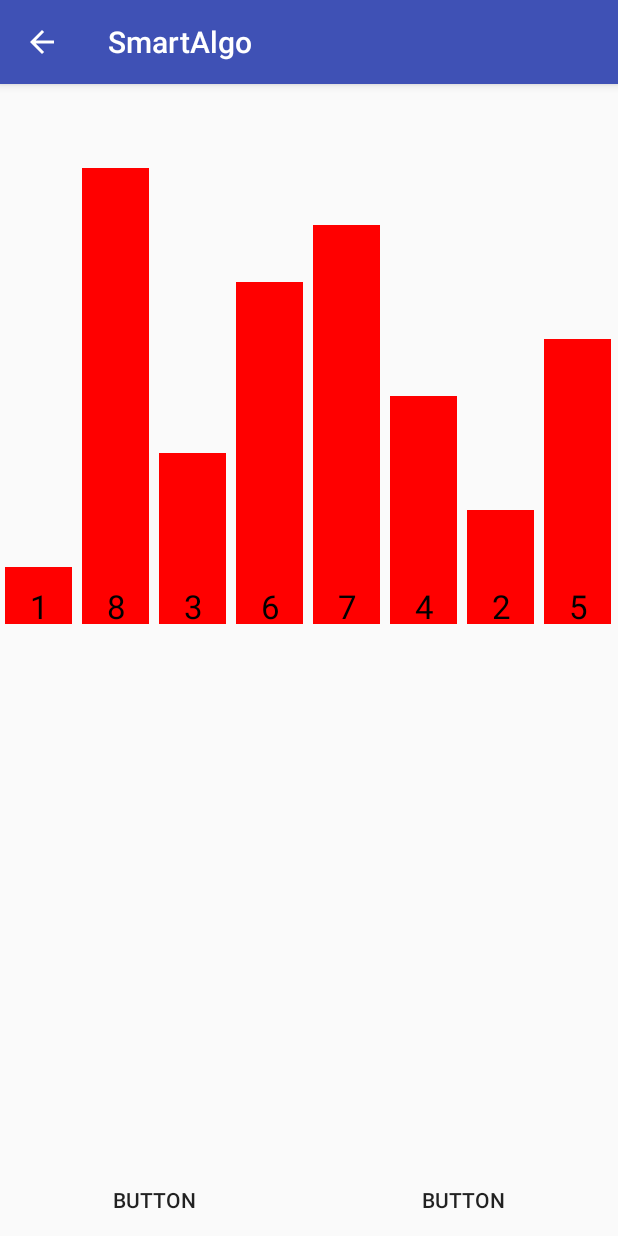
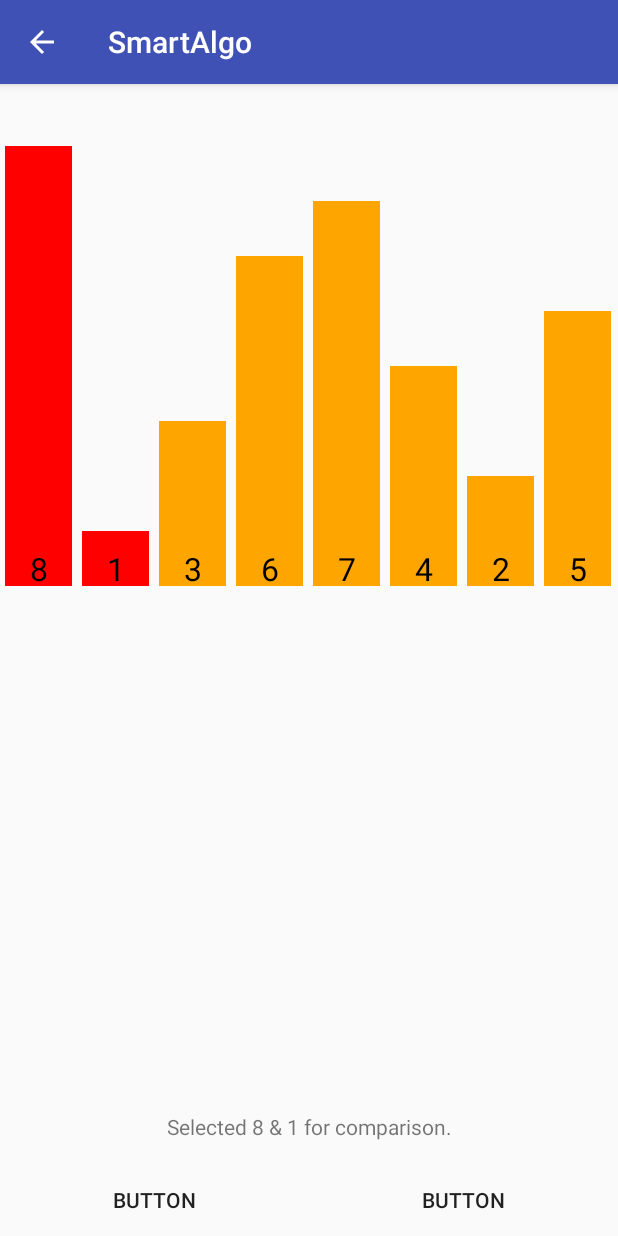
Before and after one commit to pamrulla/SmartGnan-Android-App, an Android app: the screen it shows after launch (SimActivity), after a tap on "BUTTON", on a phone screen of 412 x 824 dp. Run offline under Robolectric (Android 15) with nearby library versions, the phone set to English and light mode, and no system bars.

Commit message:
Updated Bubble sort with ruffanimations

```diff
--- a/app/src/main/java/com/smartgnan/algorithms/BaseAlgorithm.java
+++ b/app/src/main/java/com/smartgnan/algorithms/BaseAlgorithm.java
@@ -19,7 +19,7 @@ public abstract class BaseAlgorithm {
     ArrayList<BaseWidget> Nodes;
     int screenWidth, screenHeight, halfHeight;
     final int padding = 5;
-    final int topPadding = 20;
+    final int topPadding = 5;
 
     public BaseAlgorithm(String title, int w, int h) {
         Title = title;
@@ -63,5 +63,5 @@ public abstract class BaseAlgorithm {
         }
     }
 
-
+    public abstract void InsertState(String info);
 }
--- a/app/src/main/java/com/smartgnan/algorithms/BubbleSort.java
+++ b/app/src/main/java/com/smartgnan/algorithms/BubbleSort.java
@@ -1,15 +1,20 @@
 package com.smartgnan.algorithms;
 
+import android.content.ContentProviderOperation;
 import android.os.Debug;
 import android.util.Log;
 
 import com.smartgnan.graphics.State;
+import com.smartgnan.helpers.Helper;
 import com.smartgnan.widgets.BaseWidget;
 import com.smartgnan.widgets.BoxWidget;
 
 import java.util.ArrayList;
+import java.util.Collections;
 
 public class BubbleSort extends BaseAlgorithm {
+
+    ArrayList<Integer> dataSet;
 
     public BubbleSort(int w, int h) {
         super("Bubble Sort", w, h);
@@ -17,7 +22,7 @@ public class BubbleSort extends BaseAlgorithm {
 
     @Override
     public void Init() {
-        ArrayList<Integer> dataSet = new ArrayList<Integer>() {{
+        dataSet = new ArrayList<Integer>() {{
             add(8);
             add(1);
             add(3);
@@ -30,9 +35,7 @@ public class BubbleSort extends BaseAlgorithm {
 
         this.CreateNodesForBarGraph(dataSet);
 
-        State s = new State(this.Nodes);
-        s.info = "Initial State";
-        this.States.add(s);
+        this.InsertState("Initial State");
     }
 
     @Override
@@ -42,30 +45,99 @@ public class BubbleSort extends BaseAlgorithm {
 
     @Override
     public void Process() {
-        ArrayList<BaseWidget> newNodes = new ArrayList<>();
 
-        for(int i = 0; i < this.Nodes.size(); i++)
+        ArrayList<Integer> copyDataSet = new ArrayList<>(dataSet);
+
+        boolean isSwapped = false;
+
+        int i, j;
+
+        for(i = 0; i < copyDataSet.size(); i++)
         {
-            if(i == 0) {
-                BoxWidget w1 = new BoxWidget((BoxWidget) (this.Nodes.get(i)));
-                BoxWidget w2 = new BoxWidget((BoxWidget) (this.Nodes.get(i + 1)));
-                float temp = w1.x;
-                w1.UpdateNewBounds(w2.x, w1.y);
-                w2.UpdateNewBounds(temp, w2.y);
-                newNodes.add(w1);
-                newNodes.add(w2);
-                i= 1;
+            isSwapped = false;
+
+            for(j = 0; j < copyDataSet.size() - i - 1; j++)
+            {
+                //Select Nodes for comparison
+                this.Nodes.get(j).color = Helper.ColorRed;
+                this.Nodes.get(j+1).color = Helper.ColorRed;
+                this.InsertState("Selected " + copyDataSet.get(j) + " & " + copyDataSet.get(j+1) + " for comparison.");
+
+                if(copyDataSet.get(j) > copyDataSet.get(j+1))
+                {
+                    this.InsertState("Selected " + copyDataSet.get(j) + " & " + copyDataSet.get(j+1) + " are not in order, hence need to swap.");
+
+                    //swap values
+                    Collections.swap(copyDataSet, j, j+1);
+
+                    //Swap Nodes
+                    float temp = ((BoxWidget) this.Nodes.get(j)).x;
+                    ((BoxWidget) this.Nodes.get(j)).UpdateNewBounds(((BoxWidget) this.Nodes.get(j+1)).x, ((BoxWidget) this.Nodes.get(j)).y);
+                    ((BoxWidget) this.Nodes.get(j+1)).UpdateNewBounds(temp, ((BoxWidget) this.Nodes.get(j+1)).y);
+
+                    this.InsertState("Selected " + copyDataSet.get(j) + " & " + copyDataSet.get(j+1) + " swapped.");
+                    Collections.swap(this.Nodes, j , j+1);
+
+                    this.Nodes.get(j).color = Helper.ColorOrange;
+                    this.Nodes.get(j+1).color = Helper.ColorOrange;
+
+                    this.Nodes.get(j).isUpdated = false;
+                    this.Nodes.get(j+1).isUpdated = false;
+
+                    this.InsertState("Selected " + copyDataSet.get(j) + " & " + copyDataSet.get(j+1) + " swapped.");
+
+                    isSwapped = true;
+
+                }
+                else
+                {
+                    //Deselect nodes
+                   this.Nodes.get(j).isUpdated = false;
+                    this.Nodes.get(j+1).isUpdated = false;
+                    this.InsertState("Selected " + copyDataSet.get(j) + " & " + copyDataSet.get(j+1) + " are in order, hence no need to swap.");
+
+                    this.Nodes.get(j).color = Helper.ColorOrange;
+                    this.Nodes.get(j+1).color = Helper.ColorOrange;
+
+                    this.Nodes.get(j).isUpdated = false;
+                    this.Nodes.get(j+1).isUpdated = false;
+
+                    this.InsertState("Selected " + copyDataSet.get(j) + " & " + copyDataSet.get(j+1) + " are in order, hence no need to swap.");
+                }
+            }
+
+            if(!isSwapped)
+            {
+                //Update state for no swapping done
+                this.InsertState("No swapping done in single iteration, hence elements are sorted");
+                break;
             }
             else
             {
-                BoxWidget w1 = new BoxWidget((BoxWidget) (this.Nodes.get(i)));
-                newNodes.add(w1);
+                this.Nodes.get(j).color = Helper.ColorGreen;
+                this.InsertState("The element " + copyDataSet.get(j) + " is sorted");
             }
         }
 
-        State s = new State(newNodes);
-        s.info = "Second State";
-        this.States.add(s);
+        //Final state of the nodes
+        for(int k = 0; k < this.Nodes.size(); k++)
+        {
+            this.Nodes.get(k).color = Helper.ColorGreen;
+        }
+        this.InsertState("Sorted elements");
 
     }
+
+    @Override
+    public void InsertState(String info) {
+        ArrayList<BaseWidget> copyNodes = new ArrayList<>();
+
+        for(int i = 0; i < this.Nodes.size(); i++) {
+            copyNodes.add(new BoxWidget(((BoxWidget) this.Nodes.get(i))));
+        }
+
+        State s = new State(copyNodes);
+        s.info = info;
+        this.States.add(s);
+    }
 }
--- a/app/src/main/java/com/smartgnan/graphics/SimView.java
+++ b/app/src/main/java/com/smartgnan/graphics/SimView.java
@@ -5,6 +5,7 @@ import android.content.res.TypedArray;
 import android.graphics.Canvas;
 import android.graphics.Color;
 import android.graphics.Paint;
+import android.graphics.Rect;
 import android.graphics.drawable.Drawable;
 import android.support.annotation.Nullable;
 import android.text.TextPaint;
@@ -13,6 +14,7 @@ import android.util.Log;
 import android.view.View;
 
 import com.smartgnan.algorithms.BaseAlgorithm;
+import com.smartgnan.helpers.Helper;
 import com.smartgnan.smartalgo.R;
 import com.smartgnan.smartalgo.SimActivity;
 import com.smartgnan.widgets.BaseWidget;
@@ -25,16 +27,23 @@ public class SimView extends View {
     BaseAlgorithm Algorithm;
     Paint paint;
     boolean isAnimating = false;
+    int currentIndex;
+    int screenWidth, screenHeight, halfHeight;
 
     public SimView(Context context, @Nullable AttributeSet attrs) {
         super(context, attrs);
         this.context = context;
         paint = new Paint();
+        currentIndex = 0;
     }
 
     @Override
     protected void onSizeChanged(int w, int h, int oldw, int oldh) {
         super.onSizeChanged(w, h, oldw, oldh);
+        screenWidth = w;
+        screenHeight = h;
+        halfHeight = h / 2;
+
         ((SimActivity)getContext()).AfterGotSize(w, h);
     }
 
@@ -42,28 +51,21 @@ public class SimView extends View {
         this.Algorithm = alg;
     }
 
-    public void UpdateAnimation() {
+    public void UpdateAnimation(int index) {
         isAnimating = true;
-        for (BaseWidget w : this.Algorithm.getStates().get(1).Nodes) {
+        currentIndex = index;
+        for (BaseWidget w : this.Algorithm.getStates().get(currentIndex).Nodes) {
             w.Animate();
         }
+
+        invalidate();
     }
 
     @Override
     protected void onDraw(Canvas canvas) {
         super.onDraw(canvas);
-        //canvas.drawColor(Color.WHITE);
-        if(isAnimating) {
-            for (BaseWidget w : this.Algorithm.getStates().get(1).Nodes) {
-                w.RenderWidget(canvas);
-            }
+        for (BaseWidget w : this.Algorithm.getStates().get(currentIndex).Nodes) {
+            w.RenderWidget(canvas);
         }
-        else {
-            for (BaseWidget w : this.Algorithm.getStates().get(0).Nodes) {
-                w.RenderWidget(canvas);
-            }
-        }
-
-        invalidate();
     }
 }
--- a/app/src/main/java/com/smartgnan/helpers/Helper.java
+++ b/app/src/main/java/com/smartgnan/helpers/Helper.java
@@ -1,12 +1,18 @@
 package com.smartgnan.helpers;
 
 import android.graphics.Canvas;
+import android.graphics.Color;
 import android.graphics.Paint;
 import android.graphics.Rect;
 
 import java.util.ArrayList;
 
 public class Helper {
+
+    public static final int ColorOrange = Color.rgb(255,165,0);
+    public static final int ColorRed = Color.rgb(255,0,0);
+    public static final int ColorGreen = Color.rgb(0,255,0);
+
     public static void setTextSizeForWidth(Canvas canvas, Paint paint) { //Paint paint, String text, float desiredWidth) {
         double relation = Math.sqrt(canvas.getWidth() * canvas.getHeight());
 
--- a/app/src/main/java/com/smartgnan/smartalgo/SimActivity.java
+++ b/app/src/main/java/com/smartgnan/smartalgo/SimActivity.java
@@ -1,15 +1,19 @@
 package com.smartgnan.smartalgo;
 
+import android.animation.ValueAnimator;
 import android.graphics.Rect;
 import android.support.annotation.Nullable;
 import android.support.v7.app.AppCompatActivity;
 import android.os.Bundle;
 import android.view.View;
 import android.widget.Button;
+import android.widget.TextView;
 
 import com.smartgnan.algorithms.BaseAlgorithm;
 import com.smartgnan.algorithms.BubbleSort;
 import com.smartgnan.graphics.SimView;
+
+import org.w3c.dom.Text;
 
 import java.lang.reflect.Constructor;
 import java.lang.reflect.InvocationTargetException;
@@ -21,16 +25,38 @@ public class SimActivity extends AppCompatActivity {
     Class<? extends BaseAlgorithm> type;
     SimView viewSim;
 
+    int currentIndex;
+
+    TextView stateText;
+
     @Override
     protected void onCreate(Bundle savedInstanceState) {
         super.onCreate(savedInstanceState);
         setContentView(R.layout.activity_sim);
 
-        Button startButton = (Button)findViewById(R.id.start);
+        currentIndex = 0;
+
+        stateText = (TextView)findViewById(R.id.stateInfo);
+
+        final Button startButton = (Button)findViewById(R.id.start);
         startButton.setOnClickListener(new View.OnClickListener() {
             @Override
             public void onClick(View view) {
-                viewSim.UpdateAnimation();
+                ValueAnimator animator = ValueAnimator.ofInt(currentIndex+1, Algorithm.getStates().size()-1);
+                animator.setDuration(1000 * Algorithm.getStates().size());
+                animator.addUpdateListener(new ValueAnimator.AnimatorUpdateListener() {
+                    @Override
+                    public void onAnimationUpdate(ValueAnimator valueAnimator) {
+                        int idx = (int)valueAnimator.getAnimatedValue();
+                        currentIndex = idx;
+                        viewSim.UpdateAnimation(idx);
+                        stateText.setText(Algorithm.getStates().get(idx).info);
+                        if((idx + 1) == Algorithm.getStates().size()) {
+                            startButton.setEnabled(false);
+                        }
+                    }
+                });
+                animator.start();
             }
         });
     }
@@ -58,5 +84,6 @@ public class SimActivity extends AppCompatActivity {
         viewSim.SetAlgorithmReference(this.Algorithm);
 
         Algorithm.Process();
+        stateText.setText(Algorithm.getStates().get(currentIndex).info);
     }
 }
--- a/app/src/main/java/com/smartgnan/widgets/ArrowHeadWidget.java
+++ b/app/src/main/java/com/smartgnan/widgets/ArrowHeadWidget.java
@@ -2,7 +2,7 @@ package com.smartgnan.widgets;
 
 import android.graphics.Canvas;
 
-public class ArrowHeadWidget implements BaseWidget {
+public class ArrowHeadWidget extends BaseWidget {
     @Override
     public void RenderWidget(Canvas canvas) {
 
--- a/app/src/main/java/com/smartgnan/widgets/BaseWidget.java
+++ b/app/src/main/java/com/smartgnan/widgets/BaseWidget.java
@@ -3,7 +3,12 @@ package com.smartgnan.widgets;
 import android.graphics.Canvas;
 import android.graphics.Color;
 
-public interface BaseWidget {
-    public void RenderWidget(Canvas canvas);
-    public void Animate();
+import com.smartgnan.helpers.Helper;
+
+public abstract class BaseWidget {
+    public int color = Helper.ColorOrange;
+    public boolean isUpdated = false;
+
+    public abstract void RenderWidget(Canvas canvas);
+    public abstract void Animate();
 }
--- a/app/src/main/java/com/smartgnan/widgets/BoxWidget.java
+++ b/app/src/main/java/com/smartgnan/widgets/BoxWidget.java
@@ -10,7 +10,7 @@ import android.view.animation.AccelerateDecelerateInterpolator;
 
 import com.smartgnan.helpers.Helper;
 
-public class BoxWidget implements BaseWidget {
+public class BoxWidget extends BaseWidget {
     public float x;
     public float y;
     float width;
@@ -18,9 +18,6 @@ public class BoxWidget implements BaseWidget {
     String text;
     float old_x;
     float old_y;
-    public int color = Color.RED;
-    public boolean isUpdated = false;
-
 
     public BoxWidget() {
 
@@ -34,7 +31,8 @@ public class BoxWidget implements BaseWidget {
         this.text = copy.text;
         this.old_x = copy.old_x;
         this.old_y = copy.old_y;
-        this.isUpdated = false;
+        this.isUpdated = copy.isUpdated;
+        this.color = copy.color;
     }
 
     public void SetBounds(float x, float y, float width, float height) {
--- a/app/src/main/java/com/smartgnan/widgets/CircleWidget.java
+++ b/app/src/main/java/com/smartgnan/widgets/CircleWidget.java
@@ -2,7 +2,7 @@ package com.smartgnan.widgets;
 
 import android.graphics.Canvas;
 
-public class CircleWidget implements BaseWidget {
+public class CircleWidget extends BaseWidget {
     @Override
     public void RenderWidget(Canvas canvas) {
 
--- a/app/src/main/java/com/smartgnan/widgets/LineWidget.java
+++ b/app/src/main/java/com/smartgnan/widgets/LineWidget.java
@@ -2,7 +2,7 @@ package com.smartgnan.widgets;
 
 import android.graphics.Canvas;
 
-public class LineWidget implements BaseWidget {
+public class LineWidget extends BaseWidget {
     @Override
     public void RenderWidget(Canvas canvas) {
 
--- a/app/src/main/java/com/smartgnan/widgets/PathWidget.java
+++ b/app/src/main/java/com/smartgnan/widgets/PathWidget.java
@@ -2,7 +2,7 @@ package com.smartgnan.widgets;
 
 import android.graphics.Canvas;
 
-public class PathWidget implements BaseWidget {
+public class PathWidget extends BaseWidget {
     @Override
     public void RenderWidget(Canvas canvas) {
 
--- a/app/src/main/java/com/smartgnan/widgets/PointerWidget.java
+++ b/app/src/main/java/com/smartgnan/widgets/PointerWidget.java
@@ -2,7 +2,7 @@ package com.smartgnan.widgets;
 
 import android.graphics.Canvas;
 
-public class PointerWidget implements BaseWidget {
+public class PointerWidget extends BaseWidget {
     @Override
     public void RenderWidget(Canvas canvas) {
 
--- a/app/src/main/res/layout/activity_sim.xml
+++ b/app/src/main/res/layout/activity_sim.xml
@@ -11,10 +11,26 @@
         class="com.smartgnan.graphics.SimView"
         android:layout_width="match_parent"
         android:layout_height="0dp"
-        app:layout_constraintBottom_toTopOf="@+id/linearLayout"
+        app:layout_constraintBottom_toTopOf="@+id/stateInfo"
         app:layout_constraintTop_toTopOf="parent"
         app:layout_constraintVertical_bias="0.55"
         tools:background="@color/colorAccent" />
+
+    <TextView
+        android:id="@+id/stateInfo"
+        android:layout_width="wrap_content"
+        android:layout_height="wrap_content"
+        android:layout_marginEnd="8dp"
+        android:layout_marginLeft="8dp"
+        android:layout_marginRight="8dp"
+        android:layout_marginStart="8dp"
+        android:layout_weight="1"
+        android:gravity="center"
+        android:minHeight="50dp"
+        android:text="TextView"
+        app:layout_constraintBottom_toTopOf="@+id/linearLayout"
+        app:layout_constraintEnd_toEndOf="parent"
+        app:layout_constraintStart_toStartOf="parent" />
 
     <LinearLayout
         android:id="@+id/linearLayout"
```
